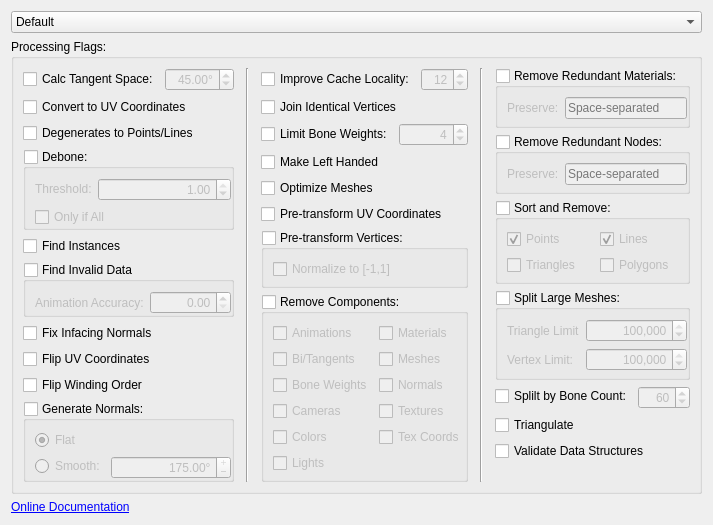
Old version of the form forms/repo_widget_flags.ui in the repository 3drepo/3drepogui.
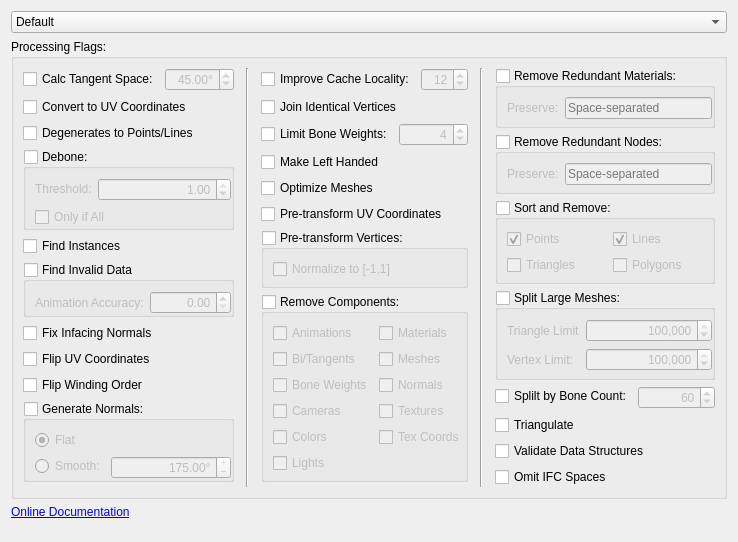
New version of the form.

Commit message:
#191 introduce IFC flags on gui.
Also add omitting IFCSpace option on gui

Patch:
```diff
--- a/forms/repo_widget_flags.ui
+++ b/forms/repo_widget_flags.ui
@@ -6,8 +6,8 @@
    <rect>
     <x>0</x>
     <y>0</y>
-    <width>637</width>
-    <height>463</height>
+    <width>738</width>
+    <height>542</height>
    </rect>
   </property>
   <property name="windowTitle">
@@ -1170,6 +1170,13 @@
            </property>
           </widget>
          </item>
+         <item>
+          <widget class="QCheckBox" name="omitIFCSpaceCheckBox">
+           <property name="text">
+            <string>Omit IFC Spaces</string>
+           </property>
+          </widget>
+         </item>
          <item>
           <spacer name="verticalSpacer_2">
            <property name="orientation">
```
The commit also changes 9 other files.
